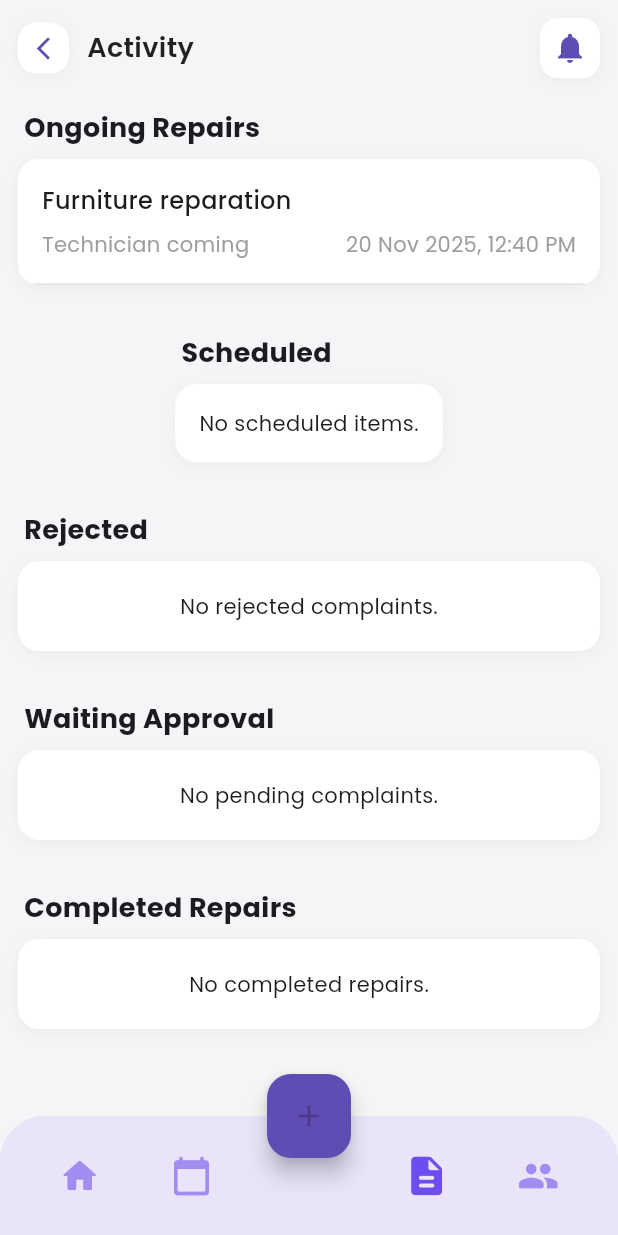
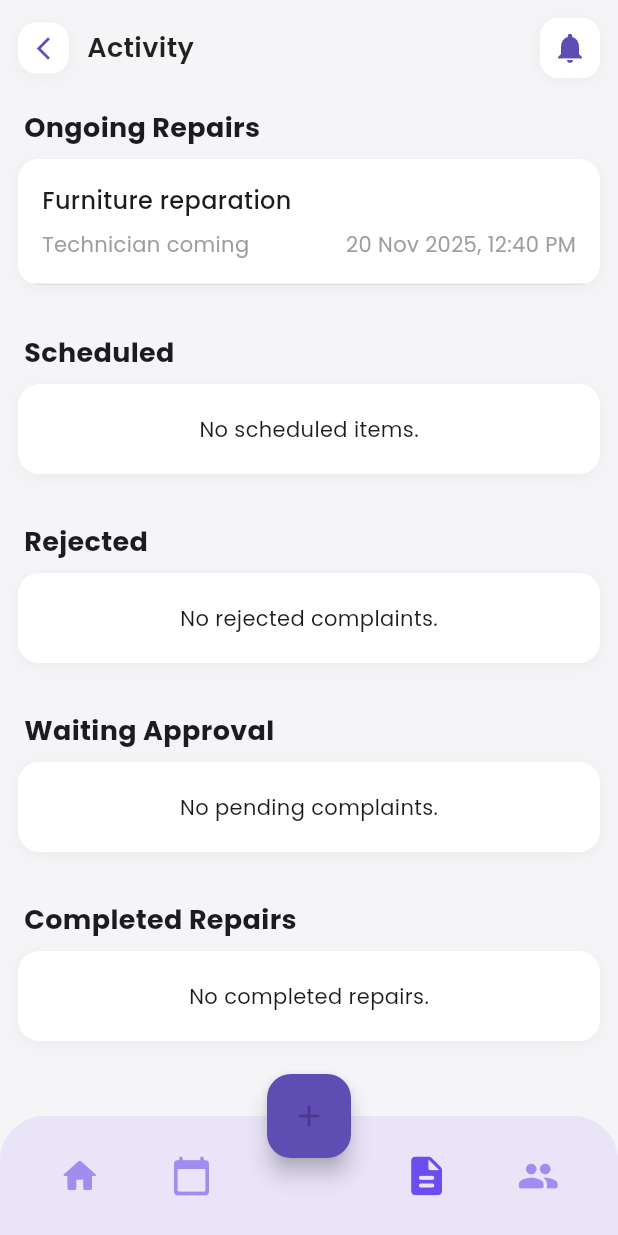
Before and after one commit to goh1217/SmartServe-KolejCare, a Flutter app: the ActivityScreen screen opened directly, on a phone screen of 412 x 824 dp. Run offline on Flutter 3.47's test engine with Material 3 defaults, Android fonts, the phone set to English and light mode, and no system bars; our stand-ins replace cloud_firestore, firebase_auth, firebase_core, flutter_image_compress, google_fonts, image_picker; accounts and stored records are empty; network calls fail.

Commit message:
update layout of the Scheduled section

```diff
--- a/lib/student/screens/activity.dart
+++ b/lib/student/screens/activity.dart
@@ -212,15 +212,15 @@ class _ActivityScreenState extends State<ActivityScreen> {
                         builder: (context, snapshot) {
                           if (snapshot.connectionState == ConnectionState.waiting) {
                             return const Padding(
-                              padding: EdgeInsets.all(24.0),
+                              padding: EdgeInsets.all(20),
                               child: Center(child: CircularProgressIndicator()),
                             );
                           }
 
                           if (snapshot.hasError) {
                             return Padding(
-                              padding: const EdgeInsets.all(16.0),
-                              child: Text('Error: ${snapshot.error}'),
+                              padding: const EdgeInsets.all(20),
+                              child: Center(child: Text('Error: ${snapshot.error}')),
                             );
                           }
 
@@ -251,8 +251,8 @@ class _ActivityScreenState extends State<ActivityScreen> {
 
                           if (userDocs.isEmpty) {
                             return const Padding(
-                              padding: EdgeInsets.all(16.0),
-                              child: Text('No scheduled items.'),
+                              padding: EdgeInsets.all(20),
+                              child: Center(child: Text('No scheduled items.')),
                             );
                           }
 
--- a/pubspec.yaml
+++ b/pubspec.yaml
@@ -26,6 +26,7 @@ dependencies:
   tflite_flutter: ^0.10.0
   url_launcher: ^6.1.10
   http: ^1.5.0
+  flutter_webrtc: ^0.6.10  # Latest WebRTC version
 
 dev_dependencies:
   flutter_test:
```
Also changed, not shown: pubspec.lock, 3 other files.
